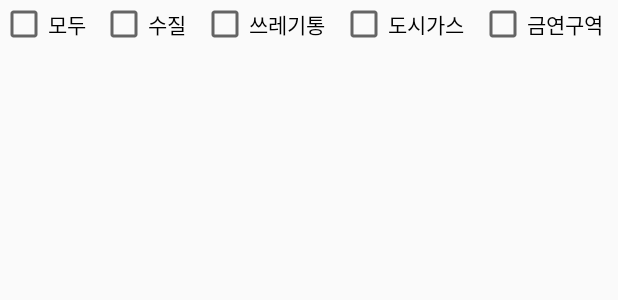
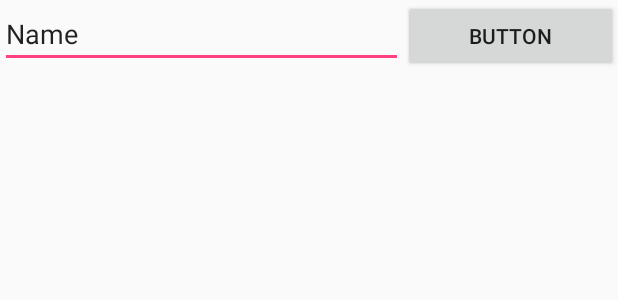
Before and after one commit to sigjeongjin/CityManage, an Android app: the layout activity_tm_list.xml on its own in the app's theme, with its tools: preview values and no code run, on a phone screen of 412 x 824 dp. Shown: the top 300 px of the screen. Run offline under Robolectric (Android 15) with nearby library versions, the phone set to English and light mode, and no system bars; network calls fail.

Commit message:
쓰레기통 관리 화면 수정중

```diff
--- a/app/src/main/AndroidManifest.xml
+++ b/app/src/main/AndroidManifest.xml
@@ -41,7 +41,9 @@
         <activity android:name=".GmMapActivity" />
         <activity android:name=".WmListActivity" />
         <activity android:name=".WmInfoActivity" />
-        <activity android:name=".SettingActivity"></activity>
+        <activity android:name=".TmListActivity" />
+        <activity android:name=".TmMapActivity" />
+        <activity android:name=".SettingActivity" />
     </application>
 
 </manifest>
--- a/app/src/main/res/layout/activity_tm_list.xml
+++ b/app/src/main/res/layout/activity_tm_list.xml
@@ -9,40 +9,22 @@
         android:layout_height="wrap_content"
         android:orientation="horizontal">
 
-        <CheckBox
-            android:id="@+id/allCheckBox"
+        <EditText
+            android:id="@+id/editText"
             android:layout_width="wrap_content"
             android:layout_height="wrap_content"
             android:layout_weight="1"
-            android:text="모두" />
+            android:ems="10"
+            android:inputType="textPersonName"
+            android:text="Name" />
 
-        <CheckBox
-            android:id="@+id/wmCheckBox"
+        <Button
+            android:id="@+id/button2"
             android:layout_width="wrap_content"
             android:layout_height="wrap_content"
             android:layout_weight="1"
-            android:text="수질" />
+            android:text="Button" />
 
-        <CheckBox
-            android:id="@+id/tmCheckBox"
-            android:layout_width="wrap_content"
-            android:layout_height="wrap_content"
-            android:layout_weight="1"
-            android:text="쓰레기통" />
-
-        <CheckBox
-            android:id="@+id/gmCheckBox"
-            android:layout_width="wrap_content"
-            android:layout_height="wrap_content"
-            android:layout_weight="1"
-            android:text="도시가스" />
-
-        <CheckBox
-            android:id="@+id/smCheckBox"
-            android:layout_width="wrap_content"
-            android:layout_height="wrap_content"
-            android:layout_weight="1"
-            android:text="금연구역" />
     </LinearLayout>
 
     <LinearLayout
```
Also changed, not shown: app/src/main/java/com/citymanage/MainActivity.java (+10 -9 lines), app/src/main/java/com/citymanage/TmListActivity.java (+55 -118 lines).
